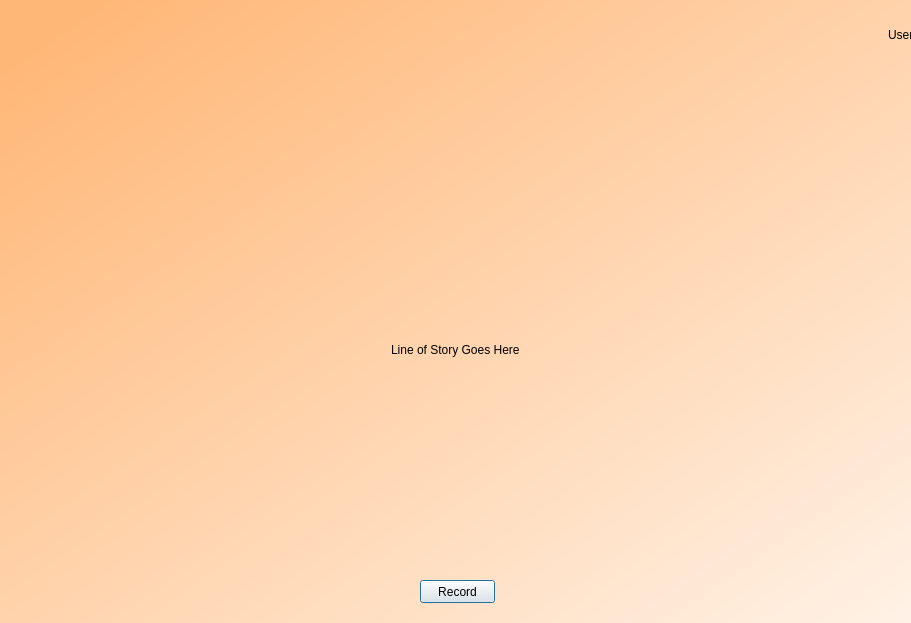
Before: the Qt Designer form readStory.ui in cnTalon/READ, drawn with Qt 5; both pictures show x 130 to 1041 and y 0 to 623 of the 1200 by 802 pixel window.
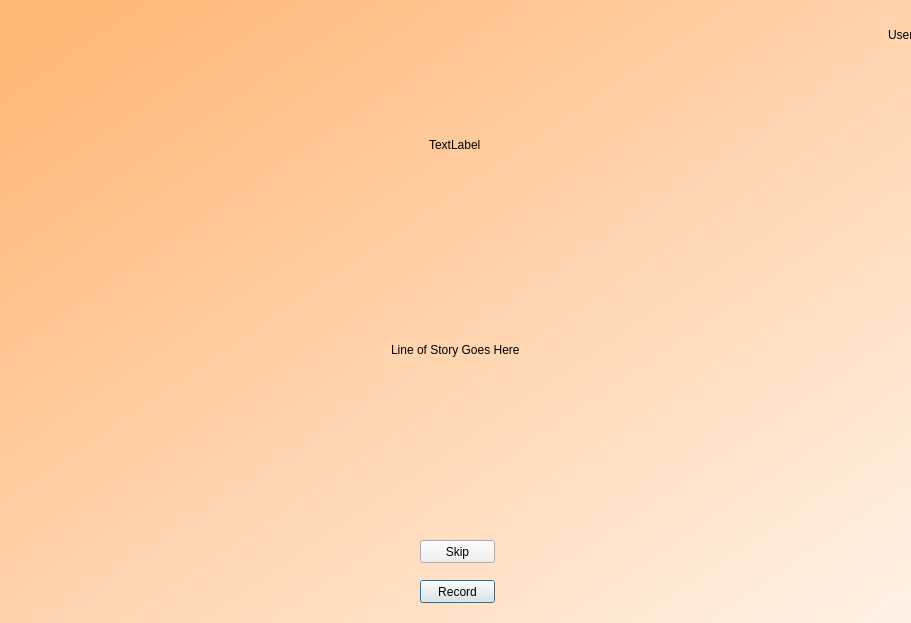
After: the same form once the commit is applied.

Commit message: fixed some error checking in LoginScreen class

Patch:
```diff
--- a/readStory.ui
+++ b/readStory.ui
@@ -137,6 +137,41 @@
      <string>Back</string>
     </property>
    </widget>
+   <widget class="QWidget" name="verticalLayoutWidget_4">
+    <property name="geometry">
+     <rect>
+      <x>210</x>
+      <y>120</y>
+      <width>751</width>
+      <height>51</height>
+     </rect>
+    </property>
+    <layout class="QVBoxLayout" name="verticalLayout_4">
+     <item alignment="Qt::AlignHCenter|Qt::AlignVCenter">
+      <widget class="QLabel" name="instructions">
+       <property name="styleSheet">
+        <string notr="true">font: 18pt &quot;DengXian&quot;;</string>
+       </property>
+       <property name="text">
+        <string>TextLabel</string>
+       </property>
+      </widget>
+     </item>
+    </layout>
+   </widget>
+   <widget class="QPushButton" name="skipButton">
+    <property name="geometry">
+     <rect>
+      <x>550</x>
+      <y>540</y>
+      <width>75</width>
+      <height>23</height>
+     </rect>
+    </property>
+    <property name="text">
+     <string>Skip</string>
+    </property>
+   </widget>
   </widget>
  </widget>
  <resources/>
```
The commit also changes 4 other files.
